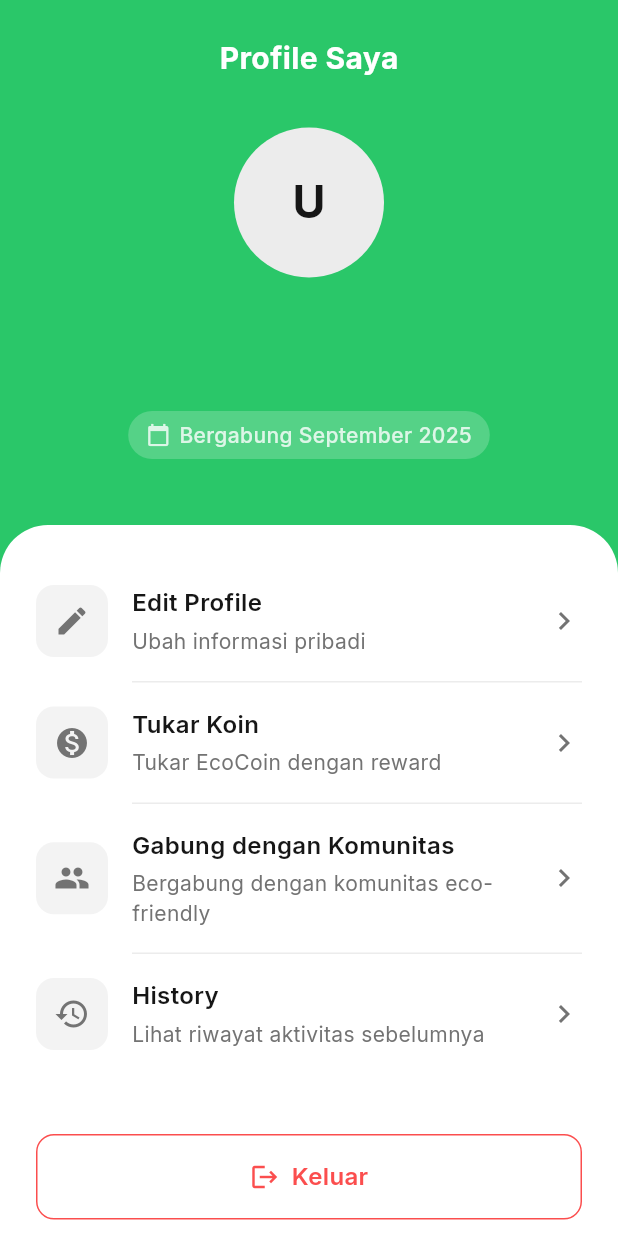
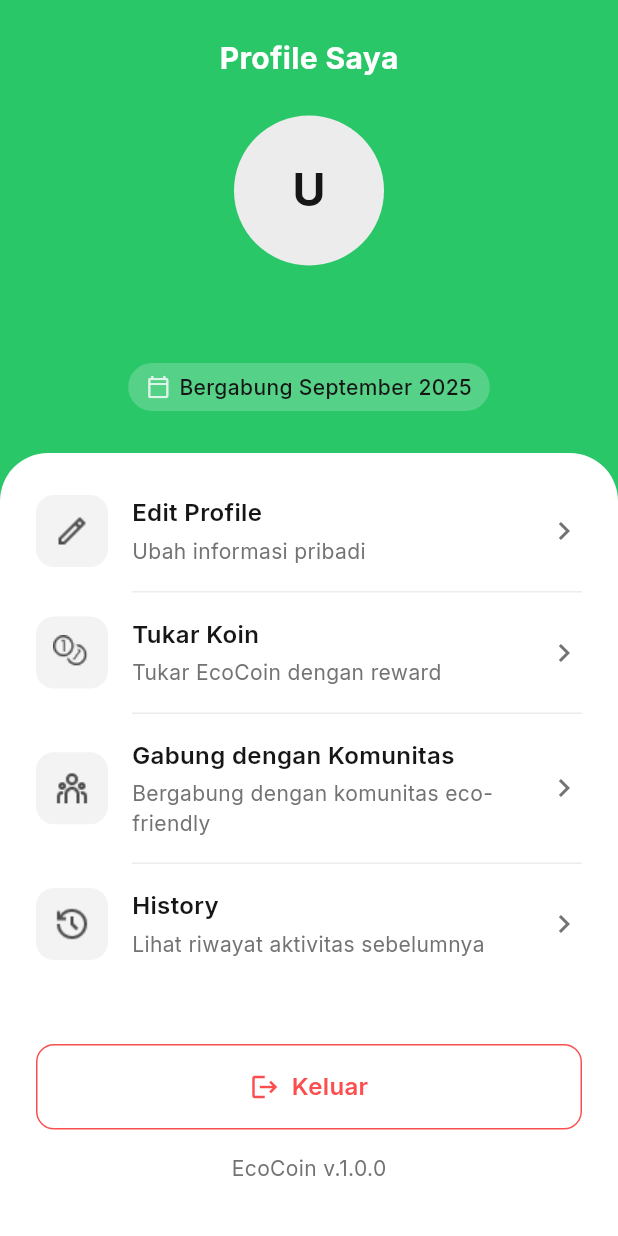
Before and after one commit to dimasnoufal/eco_coin, a Flutter app: the ProfileScreen screen opened by its route, on a phone screen of 412 x 824 dp. Run offline on Flutter 3.47's test engine with Material 3 defaults, Android fonts, the light colour scheme and no system bars; our stand-ins replace camera, cloud_firestore, firebase_auth, firebase_core, google_fonts, permission_handler and 1 more; missing offline and left inert: tflite_flutter; accounts and stored records are empty; project files that could hold a hidden picture were left out.

Commit message:
[CP-12] feat: setup and remove unused code

```diff
--- a/lib/app/helper/shared/app_color.dart
+++ b/lib/app/helper/shared/app_color.dart
@@ -16,9 +16,9 @@
 
   // Status color
   static const kInfoColor = kBlueInfo;
-  static const kSuccessColor = Color(0xFF22C55E);
-  static const kWarningColor = Color(0xFFF59E0B);
-  static const kErrorColor = Color(0xFFEF4444);
+  static const kSuccessColor = emeraldDefault;
+  static const kWarningColor = orangeDefault;
+  static const kErrorColor = rubyDefault;
 
   // Backgrounds color
   static const kPage = Color(0xFFF9FAFB);
@@ -71,9 +71,9 @@
   static const kTextBlack = kSoftBlack;
   static const kTextWhite = kWhite;
 
-  static TextStyle blackTextStyle = GoogleFonts.inter(color: kTextBlack);
-  static TextStyle whiteTextStyle = GoogleFonts.inter(color: kTextWhite);
-  static TextStyle greyTextStyle = GoogleFonts.inter(color: kGrey);
+  static TextStyle blackTextStyle = GoogleFonts.inter(color: neutralBlack);
+  static TextStyle whiteTextStyle = GoogleFonts.inter(color: neutralWhite);
+  static TextStyle greyTextStyle = GoogleFonts.inter(color: neutral40);
 
   static TextStyle get regular =>
       GoogleFonts.inter(fontWeight: FontWeight.w400);
@@ -88,29 +88,29 @@
     brightness: Brightness.light,
     scaffoldBackgroundColor: kPage,
     colorScheme: const ColorScheme.light(
-      primary: kPrimaryColor,
-      secondary: kTeal,
-      surface: kWhite,
+      primary: emeraldDefault,
+      secondary: emeraldBg,
+      surface: neutralWhite,
       error: kErrorColor,
-      onPrimary: kWhite,
-      onSecondary: kWhite,
-      onSurface: kTextBlack,
-      onError: kWhite,
+      onPrimary: neutralWhite,
+      onSecondary: neutralWhite,
+      onSurface: neutralBlack,
+      onError: neutralWhite,
     ),
     textTheme: GoogleFonts.interTextTheme(ThemeData.light().textTheme),
     appBarTheme: AppBarTheme(
-      backgroundColor: kWhite,
+      backgroundColor: neutralWhite,
       elevation: 0,
       surfaceTintColor: Colors.transparent,
       titleTextStyle: GoogleFonts.inter(
-        color: kTextBlack,
+        color: neutralBlack,
         fontSize: 20,
         fontWeight: FontWeight.w600,
       ),
-      iconTheme: const IconThemeData(color: kTextBlack),
+      iconTheme: const IconThemeData(color: neutralBlack),
     ),
     dividerColor: kGrey2,
-    cardColor: kWhite,
+    cardColor: neutralWhite,
   );
 
   // ThemeData (Dark)
@@ -119,14 +119,14 @@
     brightness: Brightness.dark,
     scaffoldBackgroundColor: Color(0xFF0B1220),
     colorScheme: const ColorScheme.dark(
-      primary: kPrimaryColor,
-      secondary: kTeal,
+      primary: emeraldDefault,
+      secondary: emeraldBg,
       surface: Color(0xFF111827),
       error: kErrorColor,
-      onPrimary: kWhite,
-      onSecondary: kWhite,
-      onSurface: kWhite,
-      onError: kWhite,
+      onPrimary: neutralWhite,
+      onSecondary: neutralWhite,
+      onSurface: neutralWhite,
+      onError: neutralWhite,
     ),
     textTheme: GoogleFonts.interTextTheme(ThemeData.dark().textTheme),
     appBarTheme: AppBarTheme(
@@ -134,11 +134,11 @@
       elevation: 0,
       surfaceTintColor: Colors.transparent,
       titleTextStyle: GoogleFonts.inter(
-        color: kWhite,
+        color: neutralWhite,
         fontSize: 20,
         fontWeight: FontWeight.w600,
       ),
-      iconTheme: const IconThemeData(color: kWhite),
+      iconTheme: const IconThemeData(color: neutralWhite),
     ),
     dividerColor: const Color(0xFF1F2937),
     cardColor: const Color(0xFF111827),
--- a/lib/app/modules/profile/profile_screen.dart
+++ b/lib/app/modules/profile/profile_screen.dart
@@ -18,13 +18,11 @@
       body: SafeArea(
         child: Column(
           children: [
-            // Header Section
             _buildHeader(context),
-            // Content Section
             Expanded(
               child: Container(
                 width: double.infinity,
-                margin: const EdgeInsets.only(top: 20),
+                margin: const EdgeInsets.only(top: 4),
                 decoration: const BoxDecoration(
                   color: AppColor.neutralWhite,
                   borderRadius: BorderRadius.only(
@@ -51,7 +49,6 @@
           padding: const EdgeInsets.all(24),
           child: Column(
             children: [
-              // Title
               Text(
                 "Profile Saya",
                 style: AppColor.bold.copyWith(
@@ -60,45 +57,43 @@
                 ),
               ),
 
-              const SizedBox(height: 32),
+              const SizedBox(height: 24),
 
-              // Profile Avatar
               LocalProfileAvatar(
                 imagePath: user?.profileImageUrl,
                 radius: 50,
                 onTap: () {
-                  // Navigate to edit profile
                   Navigator.pushNamed(context, Routes.editProfile);
                 },
               ),
 
-              const SizedBox(height: 16),
+              const SizedBox(height: 4),
 
-              // User Name
               Text(
                 user?.namaLengkap ?? 'User',
-                style: AppColor.bold.copyWith(
-                  fontSize: 24,
-                  color: AppColor.neutralWhite,
+                style: AppColor.whiteTextStyle.copyWith(
+                  fontSize: 20,
+                  fontWeight: FontWeight.w600,
                 ),
               ),
 
               const SizedBox(height: 4),
 
-              // Email
               Text(
                 user?.email ?? '',
                 style: AppColor.regular.copyWith(
-                  fontSize: 16,
-                  color: AppColor.neutralWhite.withOpacity(0.8),
+                  fontSize: 14,
+                  color: AppColor.neutralWhite,
                 ),
               ),
 
-              const SizedBox(height: 12),
+              const SizedBox(height: 8),
 
-              // Join Date
               Container(
-                padding: const EdgeInsets.symmetric(horizontal: 12, vertical: 6),
+                padding: const EdgeInsets.symmetric(
+                  horizontal: 12,
+                  vertical: 6,
+                ),
                 decoration: BoxDecoration(
                   color: AppColor.neutralWhite.withOpacity(0.2),
                   borderRadius: BorderRadius.circular(16),
@@ -107,7 +102,7 @@
                   mainAxisSize: MainAxisSize.min,
                   children: [
                     Icon(
-                      Icons.calendar_today,
+                      Icons.calendar_today_outlined,
                       size: 16,
                       color: AppColor.neutralWhite.withOpacity(0.8),
                     ),
@@ -116,7 +111,7 @@
                       "Bergabung ${_formatJoinDate(user?.createdAt)}",
                       style: AppColor.medium.copyWith(
                         fontSize: 14,
-                        color: AppColor.neutralWhite.withOpacity(0.8),
+                        color: AppColor.neutralBlack,
                       ),
                     ),
                   ],
@@ -131,13 +126,12 @@
 
   Widget _buildContent(BuildContext context) {
     return SingleChildScrollView(
-      padding: const EdgeInsets.all(24),
+      padding: const EdgeInsets.only(left: 24.0, right: 24.0, top: 12.0),
       child: Column(
         children: [
-          // Menu Items
           _buildMenuItem(
             context,
-            icon: Icons.edit,
+            imagePath: 'assets/images/ic_pencil_grey.png',
             title: "Edit Profile",
             subtitle: "Ubah informasi pribadi",
             onTap: () => Navigator.pushNamed(context, Routes.editProfile),
@@ -145,7 +139,7 @@
 
           _buildMenuItem(
             context,
-            icon: Icons.monetization_on,
+            imagePath: 'assets/images/ic_coins_grey.png',
             title: "Tukar Koin",
             subtitle: "Tukar EcoCoin dengan reward",
             onTap: () => CommonUtils.showComingSoonSnackBar(context),
@@ -153,7 +147,7 @@
 
           _buildMenuItem(
             context,
-            icon: Icons.group,
+            imagePath: 'assets/images/ic_teams_grey.png',
             title: "Gabung dengan Komunitas",
             subtitle: "Bergabung dengan komunitas eco-friendly",
             onTap: () => CommonUtils.launchCommunityWebsite(context),
@@ -161,7 +155,7 @@
 
           _buildMenuItem(
             context,
-            icon: Icons.history,
+            imagePath: 'assets/images/ic_history_grey.png',
             title: "History",
             subtitle: "Lihat riwayat aktivitas sebelumnya",
             onTap: () => Navigator.pushNamed(context, Routes.history),
@@ -192,7 +186,7 @@
 
   Widget _buildMenuItem(
     BuildContext context, {
-        required IconData icon,
+    required String imagePath,
     required String title,
     required String subtitle,
     required VoidCallback onTap,
@@ -207,7 +201,6 @@
             padding: const EdgeInsets.symmetric(vertical: 16),
             child: Row(
               children: [
-                // Icon
                 Container(
                   width: 48,
                   height: 48,
@@ -215,16 +208,12 @@
                     color: AppColor.neutral10,
                     borderRadius: BorderRadius.circular(12),
                   ),
-                  child: Icon(
-                    icon,
-                    color: AppColor.neutral40,
-                    size: 24,
-                  ),
+
+                  child: Image.asset(imagePath, width: 24, height: 24),
                 ),
 
                 const SizedBox(width: 16),
 
-                // Text
                 Expanded(
                   child: Column(
                     crossAxisAlignment: CrossAxisAlignment.start,
@@ -248,23 +237,14 @@
                   ),
                 ),
 
-                // Arrow
-                Icon(
-                  Icons.chevron_right,
-                  color: AppColor.neutral40,
-                  size: 24,
-                ),
+                Icon(Icons.chevron_right, color: AppColor.neutral40, size: 24),
               ],
             ),
           ),
         ),
 
         if (showDivider)
-          Divider(
-            height: 1,
-            color: AppColor.neutral20,
-            indent: 64,
-          ),
+          Divider(height: 1, color: AppColor.neutral20, indent: 64),
       ],
     );
   }
@@ -285,11 +265,7 @@
             child: Row(
               mainAxisAlignment: MainAxisAlignment.center,
               children: [
-                Icon(
-                  Icons.logout,
-                  color: AppColor.rubyDefault,
-                  size: 20,
-                ),
+                Icon(Icons.logout, color: AppColor.rubyDefault, size: 20),
                 const SizedBox(width: 8),
                 Text(
                   authProvider.authStatus == FirebaseAuthStatus.signingOut
@@ -313,7 +289,6 @@
     FirebaseAuthProvider authProvider,
     SharedPrefProvider sharedPrefProvider,
   ) async {
-    // Show confirmation dialog
     final confirmed = await showDialog<bool>(
       context: context,
       builder: (context) => AlertDialog(
@@ -326,9 +301,7 @@
           ),
           TextButton(
             onPressed: () => Navigator.pop(context, true),
-            style: TextButton.styleFrom(
-              foregroundColor: AppColor.rubyDefault,
-            ),
+            style: TextButton.styleFrom(foregroundColor: AppColor.rubyDefault),
             child: const Text('Keluar'),
           ),
         ],
@@ -336,30 +309,16 @@
     );
 
     if (confirmed == true && context.mounted) {
-      try {
-        // Clear login preference first
       await sharedPrefProvider.setHasLogin(false);
 
-        // Sign out from Firebase
       await authProvider.signOutUser();
 
-        // Navigate to login screen and clear all routes
       if (context.mounted) {
         Navigator.pushNamedAndRemoveUntil(
           context,
           Routes.login,
           (route) => false,
         );
-        }
-      } catch (e) {
-        if (context.mounted) {
-          ScaffoldMessenger.of(context).showSnackBar(
-            SnackBar(
-              content: Text('Gagal keluar: ${e.toString()}'),
-              backgroundColor: AppColor.rubyDefault,
-            ),
-          );
-        }
       }
     }
   }
@@ -368,15 +327,24 @@
     if (date == null) return 'Tanggal tidak diketahui';
 
     final months = [
-      'Januari', 'Februari', 'Maret', 'April', 'Mei', 'Juni',
-      'Juli', 'Agustus', 'September', 'Oktober', 'November', 'Desember'
+      'Januari',
+      'Februari',
+      'Maret',
+      'April',
+      'Mei',
+      'Juni',
+      'Juli',
+      'Agustus',
+      'September',
+      'Oktober',
+      'November',
+      'Desember',
     ];
 
     return '${months[date.month - 1]} ${date.year}';
   }
 }
 
-// Profile Avatar Widget that shows first letter of name if no image
 class LocalProfileAvatar extends StatelessWidget {
   final String? imagePath;
   final double radius;
--- a/lib/app/modules/result_detection/ui/result_detection.dart
+++ b/lib/app/modules/result_detection/ui/result_detection.dart
@@ -343,7 +343,7 @@
                                                   ),
                                                   style: TextStyle(
                                                     color:
-                                                        AppColor.kPrimaryColor,
+                                                        AppColor.emeraldDefault,
                                                   ),
                                                 ),
                                               ],
--- a/lib/app/routes/app_pages.dart
+++ b/lib/app/routes/app_pages.dart
@@ -2,10 +2,12 @@
 import 'package:eco_coin/app/modules/home/ui/home_view.dart';
 import 'package:eco_coin/app/modules/login/login_screen.dart';
 import 'package:eco_coin/app/modules/onboarding/onboarding_screen.dart';
+import 'package:eco_coin/app/modules/profile/edit_profile/edit_profile_screen.dart';
+import 'package:eco_coin/app/modules/profile/history/history_screen.dart';
 import 'package:eco_coin/app/modules/profile/profile_screen.dart';
 import 'package:eco_coin/app/modules/register/register_screen.dart';
 import 'package:eco_coin/app/modules/result_detection/ui/result_detection.dart';
-import 'package:eco_coin/app/modules/splash/ui/splash_page.dart';
+import 'package:eco_coin/app/modules/splash/splash_screen.dart';
 import 'package:eco_coin/app/routes/app_routes.dart';
 import 'package:eco_coin/app/services/image_classification_services.dart';
 import 'package:flutter/material.dart';
@@ -27,9 +29,9 @@
       case Routes.profile:
         return MaterialPageRoute(builder: (_) => const ProfileScreen());
       case Routes.editProfile:
-        return MaterialPageRoute(builder: (_) => const ProfileScreen());
+        return MaterialPageRoute(builder: (_) => const EditProfileScreen());
       case Routes.history:
-        return MaterialPageRoute(builder: (_) => const ProfileScreen());
+        return MaterialPageRoute(builder: (_) => const HistoryScreen());
       case Routes.resultDetection:
         return MaterialPageRoute(
           settings: settings,
```
Also changed, not shown: lib/app/modules/home/widget/dashboard_screen.dart (+24 -25 lines), lib/app/modules/profile/edit_profile/edit_profile_screen.dart (added, +15 -0 lines), lib/app/modules/profile/history/history_screen.dart (added, +15 -0 lines), lib/app/provider/firebase_auth_provider.dart (+0 -53 lines), lib/app/services/local_storage_services.dart (+12 -47 lines), lib/app/services/user_service.dart (+0 -24 lines), lib/app/services/waste_detection_service.dart (+42 -23 lines), lib/app/modules/splash/splash_screen.dart (renamed from lib/app/modules/splash/ui/splash_page.dart). Lines whose indentation alone changed are shown as unchanged.
